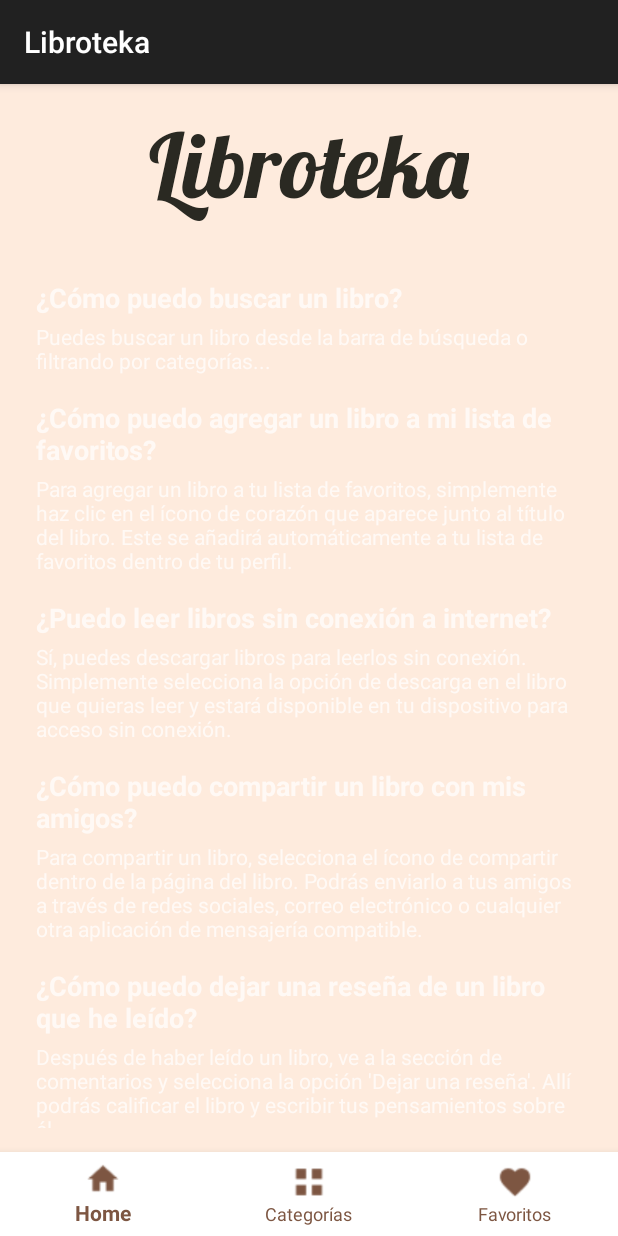
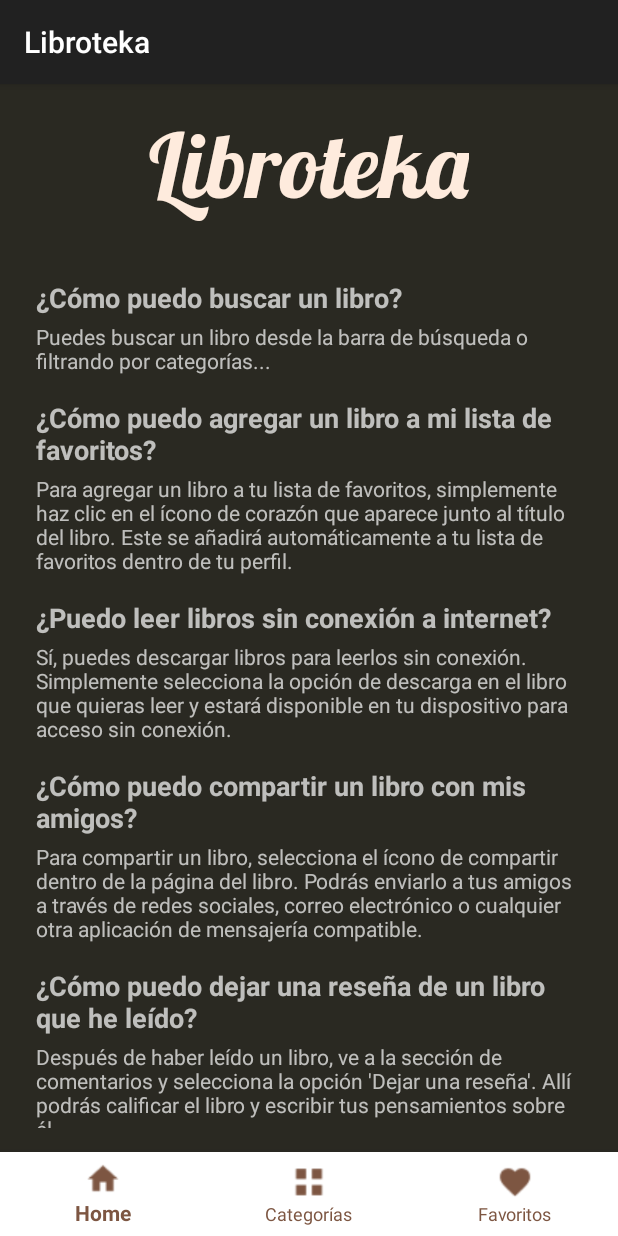
Before and after one commit to ISPC-TSDW/Libroteka.app, an Android app: the FaqActivity screen opened directly, with no data from a screen before it, on a phone screen of 412 x 824 dp. Run offline under Robolectric (Android 15) with nearby library versions, the phone set to English and light mode, and no system bars; Roboto replaces fonts that are not available here.

Commit message:
add constrast to faq

```diff
--- a/app/src/main/res/layout/activity_faq.xml
+++ b/app/src/main/res/layout/activity_faq.xml
@@ -6,8 +6,7 @@
     android:id="@+id/main"
     android:layout_width="match_parent"
     android:layout_height="match_parent"
-    android:textColor="@color/bark"
-    android:background="@color/marble"
+    android:background="@color/bark"
     tools:context=".FaqActivity">
 
     <TextView
@@ -17,7 +16,7 @@
         android:layout_marginTop="16dp"
         android:fontFamily="@font/lobster"
         android:text="@string/app_name"
-        android:textColor="@color/bark"
+        android:textColor="@color/marble"
         android:textSize="60sp"
         app:layout_constraintStart_toStartOf="parent"
         app:layout_constraintEnd_toEndOf="parent"
```
